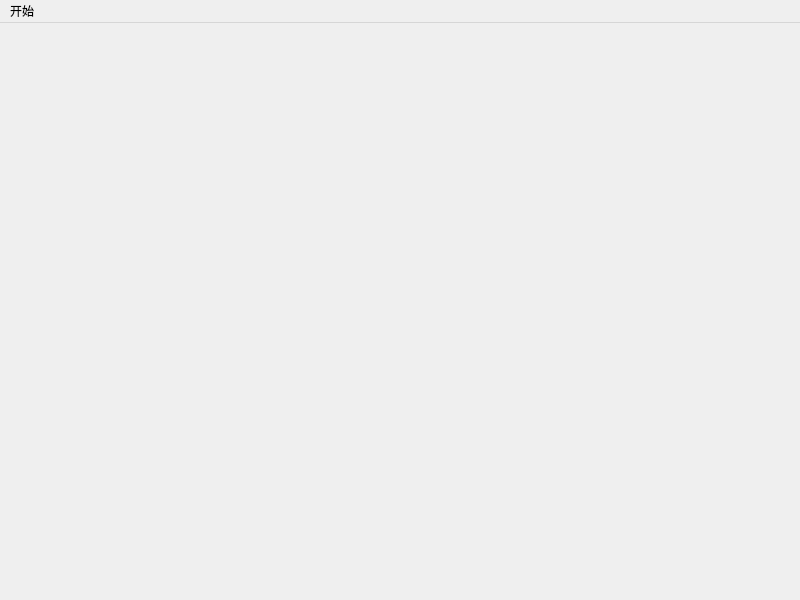
First picture: the form in mainwindow.ui, repository zhh4444/towerdefense2, before the edit.
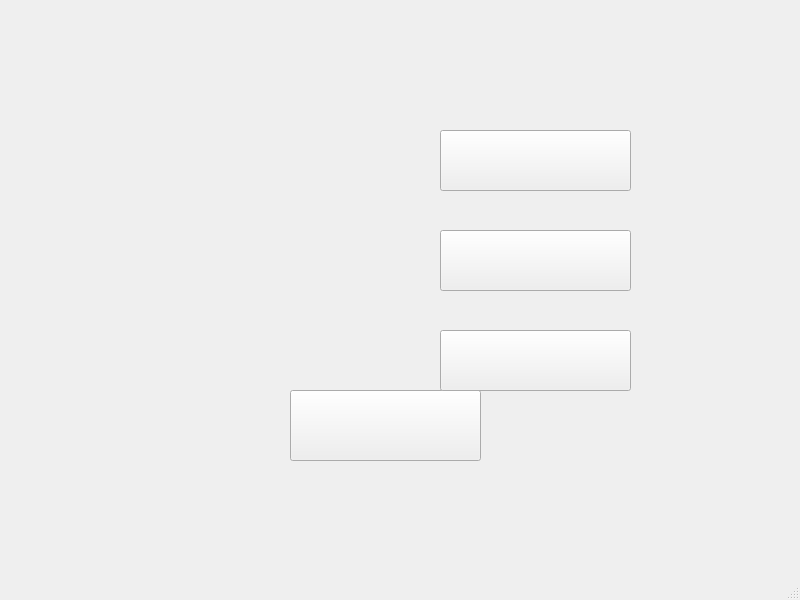
Second picture: the form after the edit.

Patch:
```diff
--- a/mainwindow.ui
+++ b/mainwindow.ui
@@ -13,29 +13,71 @@
   <property name="windowTitle">
    <string>MainWindow</string>
   </property>
-  <widget class="QWidget" name="centralwidget"/>
+  <widget class="QWidget" name="centralwidget">
+   <widget class="QPushButton" name="pushButton">
+    <property name="geometry">
+     <rect>
+      <x>290</x>
+      <y>390</y>
+      <width>191</width>
+      <height>71</height>
+     </rect>
+    </property>
+    <property name="text">
+     <string/>
+    </property>
+   </widget>
+   <widget class="QPushButton" name="pushButton_2">
+    <property name="geometry">
+     <rect>
+      <x>440</x>
+      <y>130</y>
+      <width>191</width>
+      <height>61</height>
+     </rect>
+    </property>
+    <property name="text">
+     <string/>
+    </property>
+   </widget>
+   <widget class="QPushButton" name="pushButton_3">
+    <property name="geometry">
+     <rect>
+      <x>440</x>
+      <y>230</y>
+      <width>191</width>
+      <height>61</height>
+     </rect>
+    </property>
+    <property name="text">
+     <string/>
+    </property>
+   </widget>
+   <widget class="QPushButton" name="pushButton_4">
+    <property name="geometry">
+     <rect>
+      <x>440</x>
+      <y>330</y>
+      <width>191</width>
+      <height>61</height>
+     </rect>
+    </property>
+    <property name="text">
+     <string/>
+    </property>
+   </widget>
+  </widget>
   <widget class="QMenuBar" name="menubar">
    <property name="geometry">
     <rect>
      <x>0</x>
      <y>0</y>
      <width>800</width>
-     <height>29</height>
+     <height>26</height>
     </rect>
    </property>
-   <widget class="QMenu" name="menu">
-    <property name="title">
-     <string>开始</string>
-    </property>
-    <addaction name="actionquit"/>
-   </widget>
-   <addaction name="menu"/>
   </widget>
-  <action name="actionquit">
-   <property name="text">
-    <string>退出</string>
-   </property>
-  </action>
+  <widget class="QStatusBar" name="statusbar"/>
  </widget>
  <resources/>
  <connections/>
```
